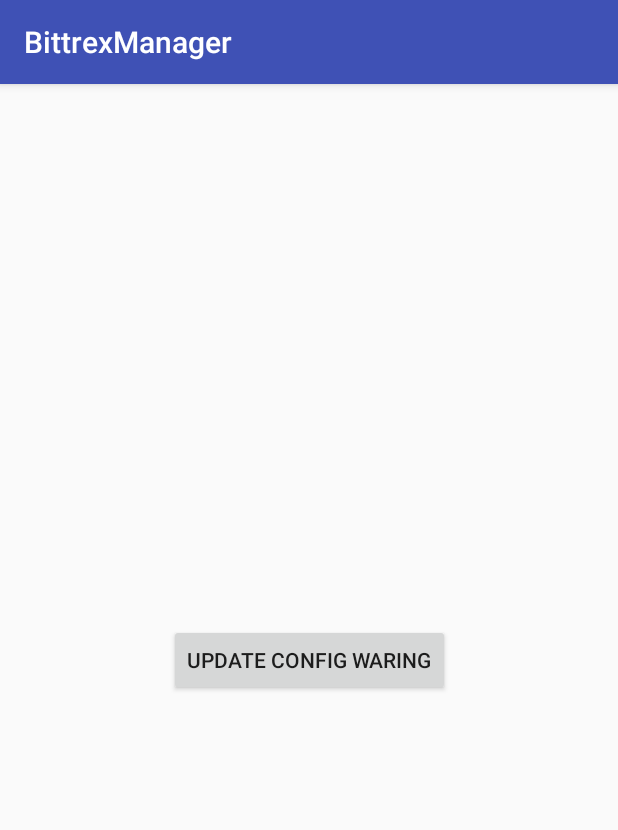
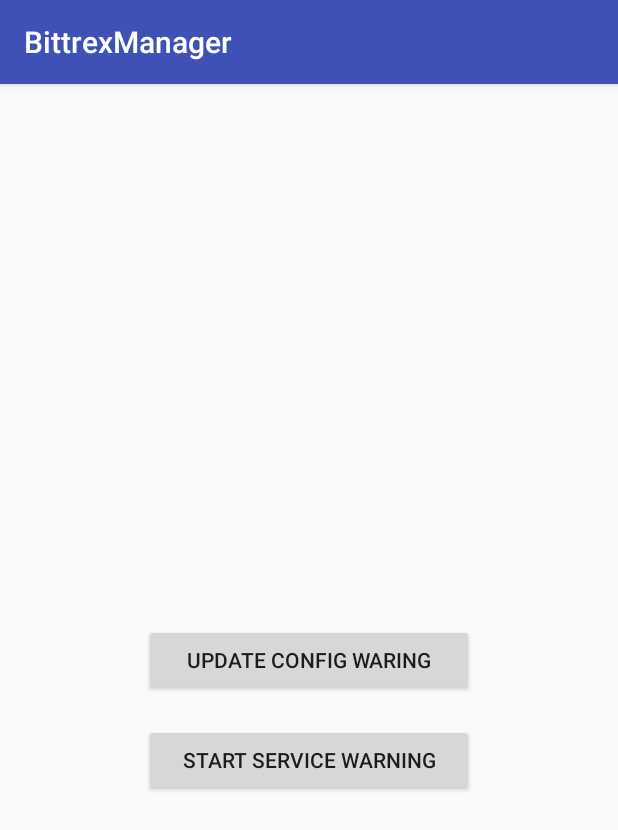
Before and after one commit to simplesoft-duongdt3/BittrexWarningAndroid, an Android app: the screen it shows after launch (MainActivity), on a phone screen of 412 x 824 dp. Shown: the top 830 px of the screen. Run offline under Robolectric (Android 15) with nearby library versions, the phone set to English and light mode, and no system bars; libraries missing offline, so code that uses them is left out: es.dmoral.toasty, io.paperdb; 1 statement that could not run was skipped.

Commit message:
add chat head warning service

```diff
--- a/app/build.gradle
+++ b/app/build.gradle
@@ -24,11 +24,12 @@
     androidTestCompile('com.android.support.test.espresso:espresso-core:2.2.2', {
         exclude group: 'com.android.support', module: 'support-annotations'
     })
-    compile 'com.android.support:appcompat-v7:26.+'
+    compile 'com.android.support:appcompat-v7:26.0.0-alpha1'
     compile 'com.android.support.constraint:constraint-layout:1.0.2'
     testCompile 'junit:junit:4.12'
     compile 'com.google.code.gson:gson:2.8.1'
     compile 'com.squareup.okhttp3:okhttp:3.8.1'
     compile 'io.paperdb:paperdb:2.1'
     compile 'com.github.GrenderG:Toasty:1.2.5'
+    compile 'com.github.recruit-lifestyle:FloatingView:2.2.1'
 }
--- a/app/src/main/java/duongmh3/bittrexmanager/App.java
+++ b/app/src/main/java/duongmh3/bittrexmanager/App.java
@@ -2,7 +2,7 @@
 
 import android.app.Application;
 
-import duongmh3.bittrexmanager.service.AlarmSyncUtil;
+import duongmh3.bittrexmanager.service.Util;
 import io.paperdb.Paper;
 
 /**
@@ -15,6 +15,7 @@
         super.onCreate();
         Paper.init(this);
 
-        AlarmSyncUtil.startAlarm(this);
+        Util.startServiceWarning(this);
+
     }
 }
--- a/app/src/main/java/duongmh3/bittrexmanager/MainActivity.java
+++ b/app/src/main/java/duongmh3/bittrexmanager/MainActivity.java
@@ -7,6 +7,7 @@
 import android.widget.Toast;
 
 import duongmh3.bittrexmanager.service.BittrexCheckInfoIntentService;
+import duongmh3.bittrexmanager.service.Util;
 import es.dmoral.toasty.Toasty;
 
 public class MainActivity extends AppCompatActivity {
@@ -16,6 +17,13 @@
         super.onCreate(savedInstanceState);
         setContentView(R.layout.activity_main);
 
+        View btStartWarningService = findViewById(R.id.btStartWarningUiService);
+        btStartWarningService.setOnClickListener(new View.OnClickListener() {
+            @Override
+            public void onClick(View view) {
+                Util.startServiceWarning(MainActivity.this);
+            }
+        });
         View btUpdateConfigWarning = findViewById(R.id.btUpdateConfigWarning);
         btUpdateConfigWarning.setOnClickListener(new View.OnClickListener() {
             @Override
@@ -37,5 +45,7 @@
                 });
             }
         });
+
+
     }
 }
--- a/app/src/main/java/duongmh3/bittrexmanager/service/AlarmSyncUtil.java
+++ b/app/src/main/java/duongmh3/bittrexmanager/service/Util.java
@@ -10,24 +10,30 @@
  * Created by doanthanhduong on 2/3/17.
  */
 
-public class AlarmSyncUtil {
+public class Util {
     private static final int REQUEST_CODE_START_SERVICE = 1000;
     private static final long INTERVAL_IN_MILLISECOND = 10 * 1000L;
 
-    public static void startAlarm(Context context) {
+    public static void startServiceWarning(Context context) {
+        startServiceUiWarning(context);
         AlarmManager alarmManager = (AlarmManager) context.getSystemService(Context.ALARM_SERVICE);
-        PendingIntent pendingIntent = createIntentStartBroadcastReceiver(context);
+        PendingIntent pendingIntent = createIntentStartServiceCheckWarning(context);
         alarmManager.setInexactRepeating(AlarmManager.ELAPSED_REALTIME_WAKEUP, SystemClock.elapsedRealtime(), INTERVAL_IN_MILLISECOND, pendingIntent);
     }
 
-    public static void stopAlarm(Context context) {
+    public static void stopServiceCheckWarning(Context context) {
         AlarmManager alarmManager = (AlarmManager) context.getSystemService(Context.ALARM_SERVICE);
-        PendingIntent pendingIntent = createIntentStartBroadcastReceiver(context);
+        PendingIntent pendingIntent = createIntentStartServiceCheckWarning(context);
         alarmManager.cancel(pendingIntent);
     }
 
-    private static PendingIntent createIntentStartBroadcastReceiver(Context context) {
+    private static PendingIntent createIntentStartServiceCheckWarning(Context context) {
         Intent intent = new Intent(context, SyncWakefulReceiver.class);
         return PendingIntent.getBroadcast(context, REQUEST_CODE_START_SERVICE, intent, PendingIntent.FLAG_CANCEL_CURRENT);
     }
+
+    private static void startServiceUiWarning(Context context) {
+        context.startService(new Intent(context, WarningChatHeadService.class));
+    }
+
 }
--- a/app/src/main/res/layout/activity_main.xml
+++ b/app/src/main/res/layout/activity_main.xml
@@ -6,9 +6,9 @@
     android:layout_height="match_parent"
     tools:context="duongmh3.bittrexmanager.MainActivity">
 
-    <Button
+    <android.support.v7.widget.AppCompatButton
         android:id="@+id/btUpdateConfigWarning"
-        android:layout_width="wrap_content"
+        android:layout_width="220dp"
         android:layout_height="wrap_content"
         android:text="Update config waring"
         app:layout_constraintBottom_toBottomOf="parent"
@@ -16,4 +16,17 @@
         app:layout_constraintRight_toRightOf="parent"
         app:layout_constraintTop_toTopOf="parent" />
 
+    <android.support.v7.widget.AppCompatButton
+        android:id="@+id/btStartWarningUiService"
+        android:layout_width="220dp"
+        android:layout_height="wrap_content"
+        android:text="Start service warning"
+        app:layout_constraintBottom_toBottomOf="parent"
+        app:layout_constraintLeft_toLeftOf="parent"
+        app:layout_constraintRight_toRightOf="parent"
+        app:layout_constraintVertical_bias="0.034"
+        android:layout_marginTop="8dp"
+        app:layout_constraintTop_toBottomOf="@+id/btUpdateConfigWarning" />
+
+
 </android.support.constraint.ConstraintLayout>
--- /dev/null
+++ b/app/src/main/res/values-sw600dp/dimen.xml
@@ -0,0 +1,6 @@
+<?xml version="1.0" encoding="utf-8"?>
+<resources>
+    <dimen name="chat_head_size">70dp</dimen>
+
+    <dimen name="chat_head_text_size">21dp</dimen>
+</resources>
--- /dev/null
+++ b/app/src/main/res/values/dimen.xml
@@ -0,0 +1,5 @@
+<?xml version="1.0" encoding="utf-8"?>
+<resources>
+    <dimen name="chat_head_size">50dp</dimen>
+    <dimen name="chat_head_text_size">17dp</dimen>
+</resources>
```
Also changed, not shown: app/src/main/AndroidManifest.xml (+11 -2 lines), app/src/main/java/duongmh3/bittrexmanager/service/BittrexCheckInfoIntentService.java (+10 -11 lines), app/src/main/java/duongmh3/bittrexmanager/service/WarningChatHeadService.java (added, +142 -0 lines), app/src/main/res/drawable/circle_fail.xml (added, +11 -0 lines), app/src/main/res/drawable/circle_success.xml (added, +11 -0 lines), app/src/main/res/layout/widget_chathead.xml (added, +16 -0 lines), app/src/main/res/drawable-xxhdpi/ic_trash_action.png (added), app/src/main/res/drawable-xxhdpi/ic_trash_fixed.png (added), app/src/main/res/drawable/ic_sample.png (added).
